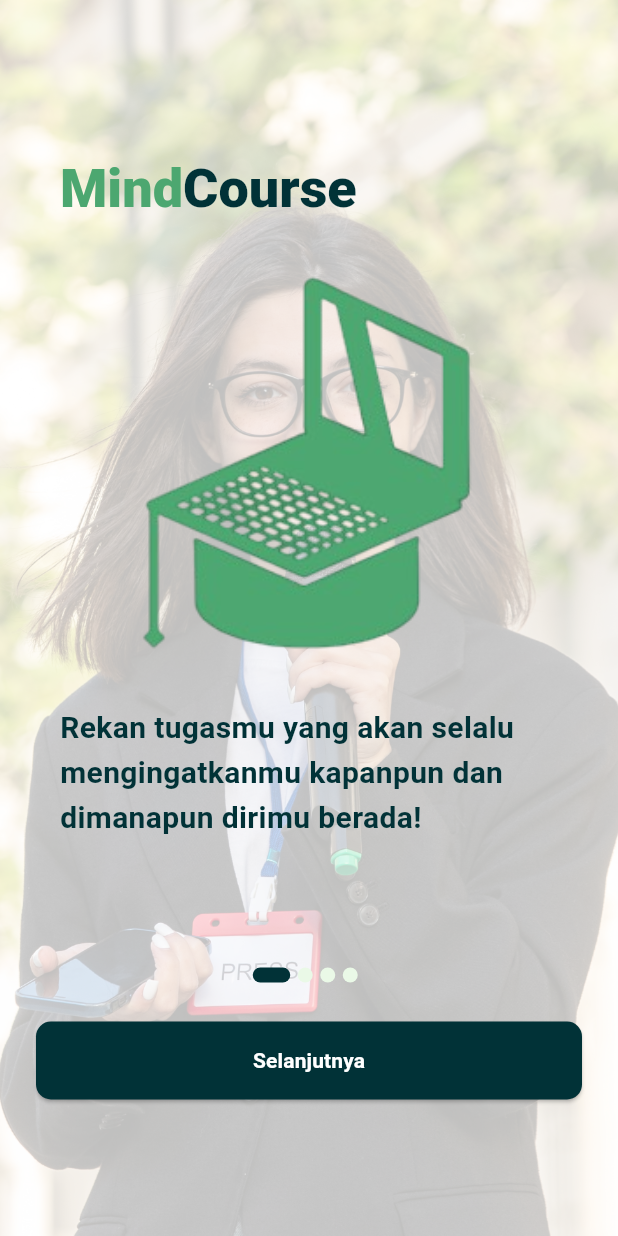
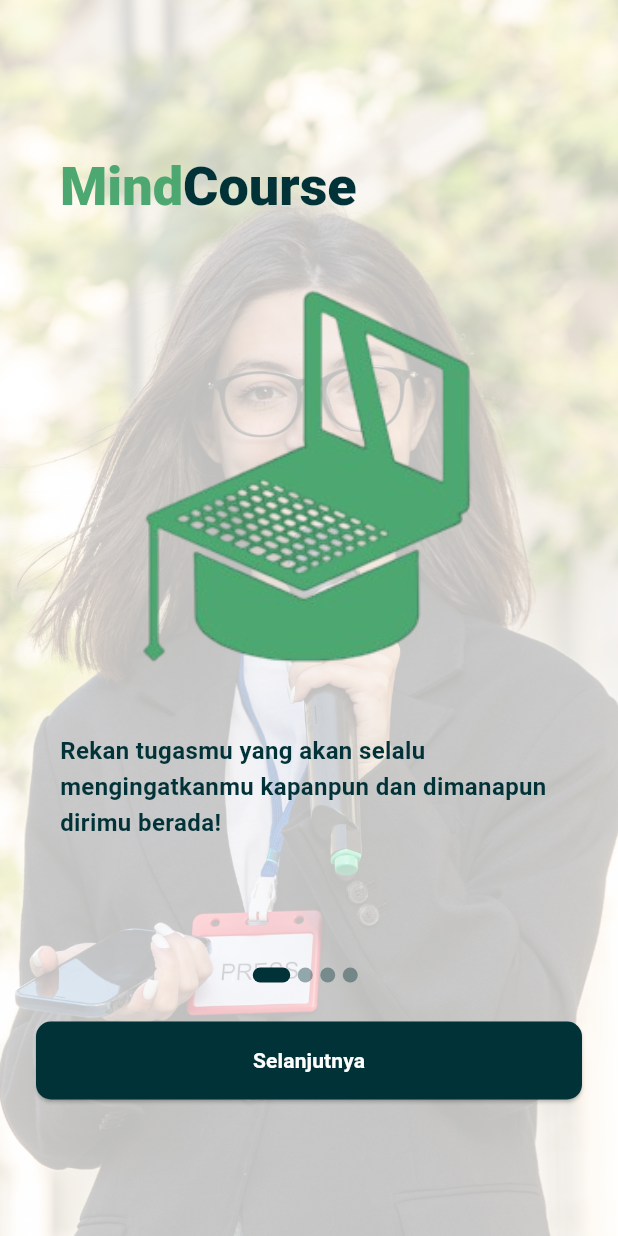
Before and after one commit to syhenn1/MindCourse, a Flutter app: the screen it shows after launch, on a phone screen of 412 x 824 dp. Run offline on Flutter 3.47's test engine with Material 3 defaults, Android fonts, the light colour scheme and no system bars; our stand-ins replace shared_preferences, sqflite; accounts and stored records are empty.

Commit message:
minor frontend edit

```diff
--- a/lib/ui/onboarding.dart
+++ b/lib/ui/onboarding.dart
@@ -271,7 +271,9 @@ class _OnboardingScreenState extends State<OnboardingScreen> {
   }
 
   Widget buildDot(int index) {
-    return Container(
+    return AnimatedContainer(
+      duration: const Duration(milliseconds: 300),
+      curve: Curves.easeInOut,
       height: 10,
       width: _currentPage == index ? 25 : 10,
       margin: const EdgeInsets.only(right: 5),
@@ -279,7 +281,7 @@ class _OnboardingScreenState extends State<OnboardingScreen> {
         borderRadius: BorderRadius.circular(20),
         color: _currentPage == index
             ? const Color(0xFF013237)
-            : const Color(0xFFEAF9E7),
+            : const Color.fromARGB(103, 1, 50, 55),
       ),
     );
   }
@@ -331,7 +333,7 @@ class OnboardingSlide extends StatelessWidget {
                     .toList(),
               ),
             ),
-          const SizedBox(height: 25),
+          const SizedBox(height: 35),
           if (icon != null)
             Center(
               child: Image.asset(
@@ -340,12 +342,12 @@ class OnboardingSlide extends StatelessWidget {
                 fit: BoxFit.contain,
               ),
             ),
-          const SizedBox(height: 25),
+          const SizedBox(height: 35),
           if (description != null)
             Text(
               description!,
               style: const TextStyle(
-                fontSize: 20,
+                fontSize: 16,
                 color: const Color(0xFF013237),
                 height: 1.5,
                 fontWeight: FontWeight.w600,
```
